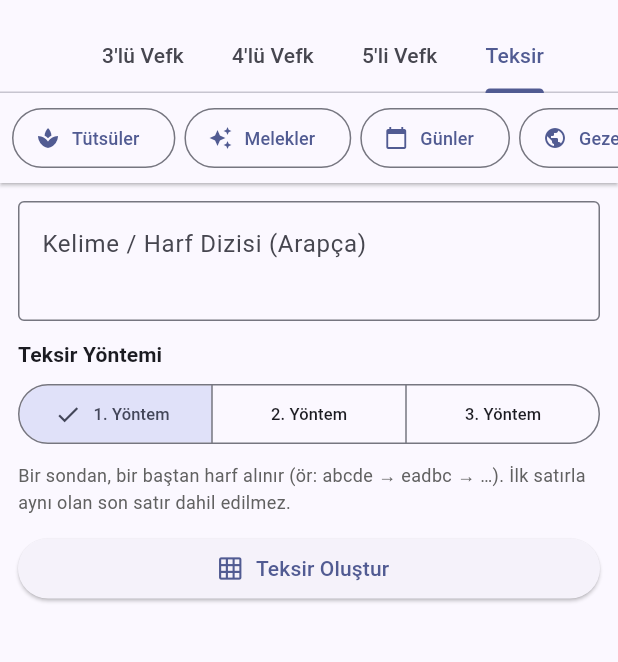
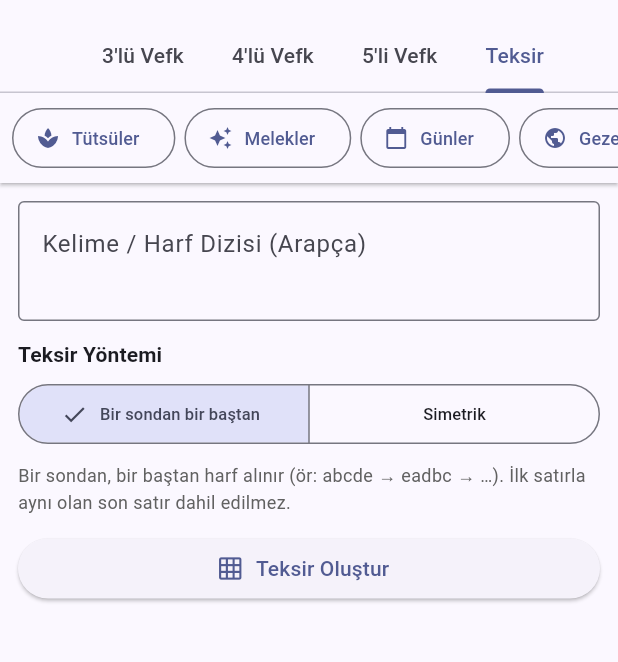
Before and after one commit to DenizAvaroglu/EbcedApp, a Flutter app: the VefkScreen screen opened directly, tab 4 chosen, on a phone screen of 412 x 824 dp, the part 63-725 px from its top. Run offline on Flutter 3.47's test engine with Material 3 defaults, Android fonts, the phone set to English and light mode, and no system bars; our stand-ins replace share_plus.

Commit message:
Teksir: 20 adimli sutunlu yontem kaldirildi (bir sondan bir bastan ile ayniydi)
Co-authored-by: Cursor <cursoragent@cursor.com>

```diff
--- a/lib/screens/teksir_tab.dart
+++ b/lib/screens/teksir_tab.dart
@@ -48,9 +48,6 @@ class _TeksirTabState extends State<TeksirTab> {
       case TeksirYontem.birSondanBirBastan:
         return 'Bir sondan, bir baştan harf alınır (ör: abcde → eadbc → …). '
             'İlk satırla aynı olan son satır dahil edilmez.';
-      case TeksirYontem.sutunlu:
-        return 'Son harf 1. sütuna, ilk harf 2. sütuna… (en fazla 20 harf). '
-            'İlk satırla aynı olan son satır dahil edilmez.';
       case TeksirYontem.simetrik:
         return _simetrikSonBasa
             ? 'Son harf başa alınır (abcde → eabcd → deabc …).'
@@ -88,18 +85,11 @@ class _TeksirTabState extends State<TeksirTab> {
             segments: const [
               ButtonSegment(
                 value: TeksirYontem.birSondanBirBastan,
-                label: Text('1. Yöntem', style: TextStyle(fontSize: 11)),
-                tooltip: 'Bir sondan bir baştan',
-              ),
-              ButtonSegment(
-                value: TeksirYontem.sutunlu,
-                label: Text('2. Yöntem', style: TextStyle(fontSize: 11)),
-                tooltip: 'Sütunlu (max 20 harf)',
+                label: Text('Bir sondan bir baştan', style: TextStyle(fontSize: 11)),
               ),
               ButtonSegment(
                 value: TeksirYontem.simetrik,
-                label: Text('3. Yöntem', style: TextStyle(fontSize: 11)),
-                tooltip: 'Simetrik döndürme',
+                label: Text('Simetrik', style: TextStyle(fontSize: 11)),
               ),
             ],
             selected: {_yontem},
```
Also changed, not shown: lib/utils/teksir.dart (+3 -18 lines).
